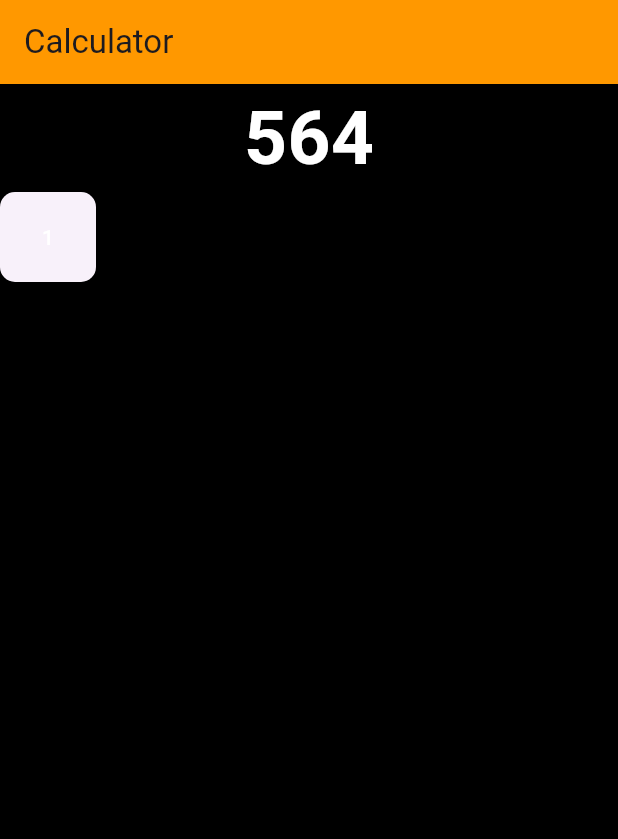
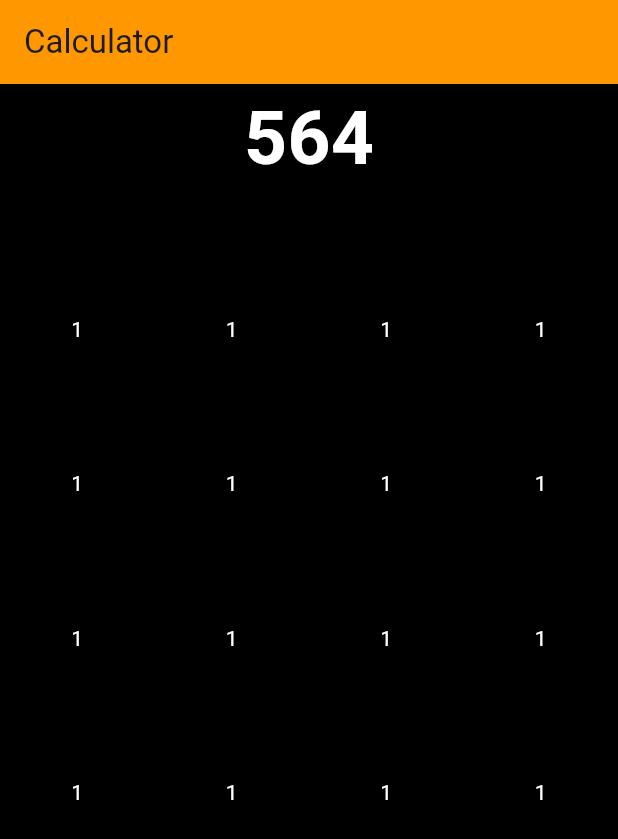
Before and after one commit to mr-riad/Calculator-Ui, a Flutter app: the screen it shows after launch, on a phone screen of 412 x 824 dp. Shown: the top 839 px of the screen. Run offline on Flutter 3.47's test engine with Material 3 defaults, Android fonts, the phone set to English and light mode, and no system bars.

```diff
--- a/lib/screens/home_screen.dart
+++ b/lib/screens/home_screen.dart
@@ -14,28 +14,39 @@ class _HomeScreenState extends State<HomeScreen> {
   Widget build(BuildContext context) {
     return Scaffold(
       backgroundColor: Colors.black,
-      appBar: AppBar(
-        title: Text("Calculator"),
-        backgroundColor: Colors.orange,
-      ),
+      appBar: AppBar(title: Text("Calculator"), backgroundColor: Colors.orange),
       body: Column(
         children: [
-          Container(
-            child: Text("564",style: TextStyle(
-              fontSize: 50,
-              fontWeight: FontWeight.bold,
-              color: Colors.white,
-            ),),
+          Expanded(
+            flex: 2,
+            child: Container(
+              child: Text(
+                "564",
+                style: TextStyle(
+                  fontSize: 50,
+                  fontWeight: FontWeight.bold,
+                  color: Colors.white,
+                ),
+              ),
+            ),
           ),
-          Row(
-            children: [
-              CustomButton(
-                onClick: (){},
-                text: '1',
+          Expanded(
+            flex: 8,
+            child: GridView.builder(
+              gridDelegate: SliverGridDelegateWithFixedCrossAxisCount(
+                crossAxisCount: 4,
 
-              )
-            ],
-          )
+              ),
+              itemCount: 16,
+              itemBuilder: (context, index) {
+                return Column(
+                  children: [
+                    Text("1",style: TextStyle(color: Colors.white),)
+                  ],
+                );
+              },
+            ),
+          ),
         ],
       ),
     );
--- a/lib/widgets/button_widgets.dart
+++ b/lib/widgets/button_widgets.dart
@@ -16,7 +16,7 @@ class CustomButton extends StatelessWidget {
   Widget build(BuildContext context) {
     return ElevatedButton(
         style: ElevatedButton.styleFrom(
-            backgroundColor: color,
+            backgroundColor: color ?? Colors.grey[800],
             padding: EdgeInsets.all(20),
             shape:RoundedRectangleBorder(borderRadius: BorderRadius.circular(10))
         ),
```
